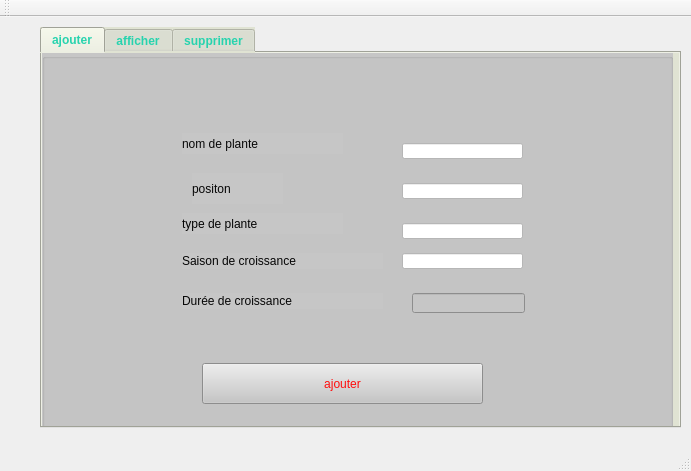
The window that mainwindow.ui (Esprit-UP-Algo/3-smart-farm-smart-farm) describes before a commit, drawn with Qt 5.
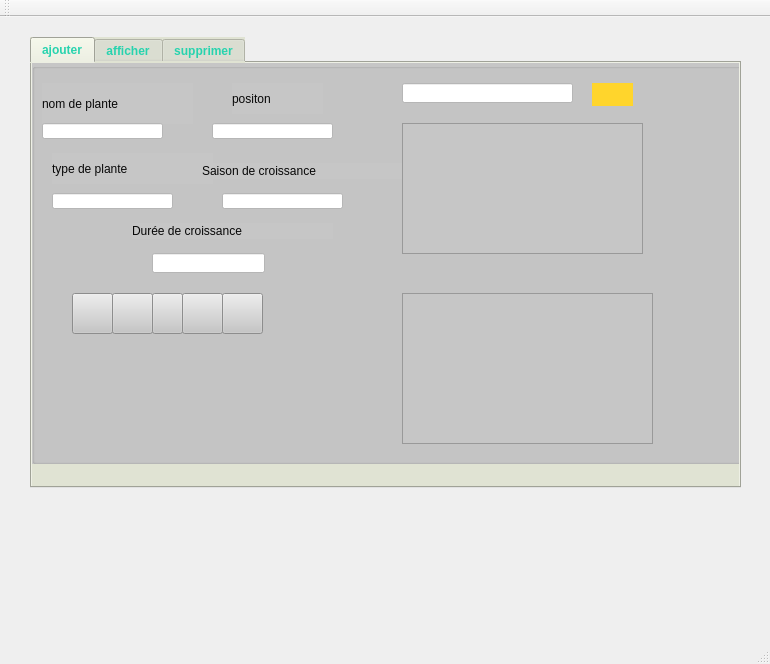
The same window after the commit. The open tabs and pages were chosen to show the change. Icons and pictures are not drawn.

Patch:
```diff
--- a/mainwindow.ui
+++ b/mainwindow.ui
@@ -6,8 +6,8 @@
    <rect>
     <x>0</x>
     <y>0</y>
-    <width>691</width>
-    <height>471</height>
+    <width>770</width>
+    <height>664</height>
    </rect>
   </property>
   <property name="windowTitle">
@@ -17,10 +17,10 @@
    <widget class="QTabWidget" name="tabWidget">
     <property name="geometry">
      <rect>
-      <x>40</x>
-      <y>10</y>
-      <width>641</width>
-      <height>401</height>
+      <x>30</x>
+      <y>20</y>
+      <width>711</width>
+      <height>451</height>
      </rect>
     </property>
     <property name="font">
@@ -53,7 +53,7 @@
        <rect>
         <x>0</x>
         <y>0</y>
-        <width>631</width>
+        <width>711</width>
         <height>401</height>
        </rect>
       </property>
@@ -66,10 +66,10 @@
       <widget class="QLabel" name="label">
        <property name="geometry">
         <rect>
-         <x>140</x>
-         <y>80</y>
-         <width>161</width>
-         <height>21</height>
+         <x>10</x>
+         <y>20</y>
+         <width>151</width>
+         <height>41</height>
         </rect>
        </property>
        <property name="styleSheet">
@@ -83,15 +83,15 @@
       <widget class="QLabel" name="label_2">
        <property name="geometry">
         <rect>
-         <x>140</x>
-         <y>160</y>
+         <x>20</x>
+         <y>90</y>
          <width>161</width>
-         <height>21</height>
+         <height>31</height>
         </rect>
        </property>
        <property name="styleSheet">
-        <string notr="true">color: rgb(4, 4, 4);
-font: 16pt &quot;MS Shell Dlg 2&quot;;</string>
+        <string notr="true">color: rgb(7, 7, 7);
+font: 12pt &quot;MS Shell Dlg 2&quot;;</string>
        </property>
        <property name="text">
         <string>type de plante</string>
@@ -100,15 +100,15 @@
       <widget class="QLabel" name="label_3">
        <property name="geometry">
         <rect>
-         <x>150</x>
-         <y>120</y>
+         <x>200</x>
+         <y>20</y>
          <width>91</width>
          <height>31</height>
         </rect>
        </property>
        <property name="styleSheet">
-        <string notr="true">color: rgb(6, 6, 6);
-font: 16pt &quot;MS Shell Dlg 2&quot;;</string>
+        <string notr="true">color: rgb(7, 7, 7);
+font: 12pt &quot;MS Shell Dlg 2&quot;;</string>
        </property>
        <property name="text">
         <string>positon</string>
@@ -117,25 +117,29 @@
       <widget class="QPushButton" name="pb_ajouter">
        <property name="geometry">
         <rect>
-         <x>160</x>
-         <y>310</y>
-         <width>281</width>
+         <x>40</x>
+         <y>230</y>
+         <width>41</width>
          <height>41</height>
         </rect>
        </property>
        <property name="styleSheet">
-        <string notr="true">color: rgb(255, 14, 14);
+        <string notr="true">
 font: 75 18pt &quot;MS Shell Dlg 2&quot;;</string>
        </property>
        <property name="text">
-        <string>ajouter</string>
+        <string/>
+       </property>
+       <property name="icon">
+        <iconset>
+         <normaloff>../image-removebg-preview (3).png</normaloff>../image-removebg-preview (3).png</iconset>
        </property>
       </widget>
       <widget class="QLineEdit" name="le_id">
        <property name="geometry">
         <rect>
-         <x>360</x>
-         <y>90</y>
+         <x>10</x>
+         <y>60</y>
          <width>121</width>
          <height>16</height>
         </rect>
@@ -148,15 +152,15 @@
       <widget class="QLabel" name="label_11">
        <property name="geometry">
         <rect>
-         <x>140</x>
-         <y>240</y>
+         <x>100</x>
+         <y>160</y>
          <width>201</width>
          <height>16</height>
         </rect>
        </property>
        <property name="styleSheet">
-        <string notr="true">color: rgb(6, 6, 6);
-font: 16pt &quot;MS Shell Dlg 2&quot;;</string>
+        <string notr="true">color: rgb(7, 7, 7);
+font: 12pt &quot;MS Shell Dlg 2&quot;;</string>
        </property>
        <property name="text">
         <string>Durée de croissance</string>
@@ -165,15 +169,15 @@
       <widget class="QLabel" name="label_13">
        <property name="geometry">
         <rect>
-         <x>140</x>
-         <y>200</y>
+         <x>170</x>
+         <y>100</y>
          <width>201</width>
          <height>16</height>
         </rect>
        </property>
        <property name="styleSheet">
-        <string notr="true">color: rgb(6, 6, 6);
-font: 16pt &quot;MS Shell Dlg 2&quot;;</string>
+        <string notr="true">color: rgb(7, 7, 7);
+font: 12pt &quot;MS Shell Dlg 2&quot;;</string>
        </property>
        <property name="text">
         <string>Saison de croissance</string>
@@ -182,8 +186,8 @@
       <widget class="QLineEdit" name="le_pos">
        <property name="geometry">
         <rect>
-         <x>360</x>
-         <y>130</y>
+         <x>180</x>
+         <y>60</y>
          <width>121</width>
          <height>16</height>
         </rect>
@@ -196,8 +200,8 @@
       <widget class="QLineEdit" name="le_type">
        <property name="geometry">
         <rect>
-         <x>360</x>
-         <y>170</y>
+         <x>20</x>
+         <y>130</y>
          <width>121</width>
          <height>16</height>
         </rect>
@@ -210,8 +214,8 @@
       <widget class="QLineEdit" name="le_saison">
        <property name="geometry">
         <rect>
-         <x>360</x>
-         <y>200</y>
+         <x>190</x>
+         <y>130</y>
          <width>121</width>
          <height>16</height>
         </rect>
@@ -224,12 +228,144 @@
       <widget class="QLineEdit" name="lineEdit">
        <property name="geometry">
         <rect>
-         <x>370</x>
-         <y>240</y>
+         <x>120</x>
+         <y>190</y>
          <width>113</width>
          <height>20</height>
         </rect>
        </property>
+       <property name="styleSheet">
+        <string notr="true">QLineEdit{
+background-color: rgb(255, 255, 255);}</string>
+       </property>
+      </widget>
+      <widget class="QPushButton" name="pb_ajouter_2">
+       <property name="geometry">
+        <rect>
+         <x>80</x>
+         <y>230</y>
+         <width>41</width>
+         <height>41</height>
+        </rect>
+       </property>
+       <property name="styleSheet">
+        <string notr="true">color: rgb(255, 14, 14);
+font: 75 18pt &quot;MS Shell Dlg 2&quot;;</string>
+       </property>
+       <property name="text">
+        <string/>
+       </property>
+       <property name="icon">
+        <iconset>
+         <normaloff>../image-removebg-preview (4).png</normaloff>../image-removebg-preview (4).png</iconset>
+       </property>
+      </widget>
+      <widget class="QLineEdit" name="le_rechercher">
+       <property name="geometry">
+        <rect>
+         <x>370</x>
+         <y>20</y>
+         <width>171</width>
+         <height>20</height>
+        </rect>
+       </property>
+       <property name="styleSheet">
+        <string notr="true">background-color: rgb(255, 255, 255);</string>
+       </property>
+      </widget>
+      <widget class="QPushButton" name="rechercher">
+       <property name="geometry">
+        <rect>
+         <x>560</x>
+         <y>20</y>
+         <width>41</width>
+         <height>23</height>
+        </rect>
+       </property>
+       <property name="styleSheet">
+        <string notr="true">QPushButton {
+background-color: rgb(255, 213, 44);color :rgb(255, 255, 255);
+border-radius: 70px;
+}</string>
+       </property>
+       <property name="text">
+        <string/>
+       </property>
+       <property name="icon">
+        <iconset>
+         <normaloff>../image-removebg-preview.png</normaloff>../image-removebg-preview.png</iconset>
+       </property>
+      </widget>
+      <widget class="QTableView" name="tableView_2">
+       <property name="geometry">
+        <rect>
+         <x>370</x>
+         <y>60</y>
+         <width>241</width>
+         <height>131</height>
+        </rect>
+       </property>
+      </widget>
+      <widget class="QTableView" name="tableView_3">
+       <property name="geometry">
+        <rect>
+         <x>370</x>
+         <y>230</y>
+         <width>251</width>
+         <height>151</height>
+        </rect>
+       </property>
+      </widget>
+      <widget class="QPushButton" name="pushButton">
+       <property name="geometry">
+        <rect>
+         <x>120</x>
+         <y>230</y>
+         <width>31</width>
+         <height>41</height>
+        </rect>
+       </property>
+       <property name="text">
+        <string/>
+       </property>
+       <property name="icon">
+        <iconset>
+         <normaloff>../image-removebg-preview (5).png</normaloff>../image-removebg-preview (5).png</iconset>
+       </property>
+      </widget>
+      <widget class="QPushButton" name="pushButton_2">
+       <property name="geometry">
+        <rect>
+         <x>150</x>
+         <y>230</y>
+         <width>41</width>
+         <height>41</height>
+        </rect>
+       </property>
+       <property name="text">
+        <string/>
+       </property>
+       <property name="icon">
+        <iconset>
+         <normaloff>../image-removebg-preview (7).png</normaloff>../image-removebg-preview (7).png</iconset>
+       </property>
+      </widget>
+      <widget class="QPushButton" name="pushButton_3">
+       <property name="geometry">
+        <rect>
+         <x>190</x>
+         <y>230</y>
+         <width>41</width>
+         <height>41</height>
+        </rect>
+       </property>
+       <property name="text">
+        <string/>
+       </property>
+       <property name="icon">
+        <iconset>
+         <normaloff>../image-removebg-preview (6).png</normaloff>../image-removebg-preview (6).png</iconset>
+       </property>
       </widget>
      </widget>
     </widget>
```
Left out of the diff: 28 changed lines with no effect on the pictures.
